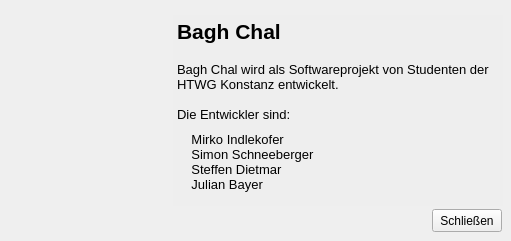
The window that BaghChal/BaghChal/infoWindow.ui (kaushaldeo/bagh-chal) describes before a commit, drawn with Qt 5.
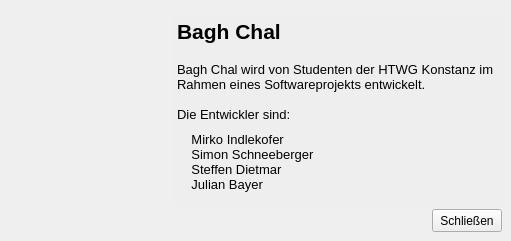
The same window after the commit. Icons and pictures are not drawn.

Commit message: Verbesserungen an helpWindow und infoWindow durchgenommen. Nur jeweils eine Instanz von helpWindow und infoWindow erlauben.

Diff of the .ui file:
```diff
--- a/BaghChal/BaghChal/infoWindow.ui
+++ b/BaghChal/BaghChal/infoWindow.ui
@@ -87,7 +87,7 @@
 &lt;/style&gt;&lt;/head&gt;&lt;body style=&quot; font-family:'MS Shell Dlg 2'; font-size:8.25pt; font-weight:400; font-style:normal;&quot;&gt;
 &lt;p style=&quot; margin-top:0px; margin-bottom:0px; margin-left:0px; margin-right:0px; -qt-block-indent:0; text-indent:0px;&quot;&gt;&lt;span style=&quot; font-size:16pt; font-weight:600;&quot;&gt;Bagh Chal&lt;/span&gt;&lt;/p&gt;
 &lt;p style=&quot;-qt-paragraph-type:empty; margin-top:0px; margin-bottom:0px; margin-left:0px; margin-right:0px; -qt-block-indent:0; text-indent:0px; font-size:11pt;&quot;&gt;&lt;/p&gt;
-&lt;p style=&quot; margin-top:0px; margin-bottom:0px; margin-left:0px; margin-right:0px; -qt-block-indent:0; text-indent:0px;&quot;&gt;&lt;span style=&quot; font-size:10pt;&quot;&gt;Bagh Chal wird als Softwareprojekt von Studenten der HTWG Konstanz entwickelt.&lt;/span&gt;&lt;/p&gt;
+&lt;p style=&quot; margin-top:0px; margin-bottom:0px; margin-left:0px; margin-right:0px; -qt-block-indent:0; text-indent:0px;&quot;&gt;&lt;span style=&quot; font-size:10pt;&quot;&gt;Bagh Chal wird von Studenten der HTWG Konstanz im Rahmen eines Softwareprojekts entwickelt.&lt;/span&gt;&lt;/p&gt;
 &lt;p style=&quot;-qt-paragraph-type:empty; margin-top:0px; margin-bottom:0px; margin-left:0px; margin-right:0px; -qt-block-indent:0; text-indent:0px; font-size:10pt;&quot;&gt;&lt;/p&gt;
 &lt;p style=&quot; margin-top:0px; margin-bottom:0px; margin-left:0px; margin-right:0px; -qt-block-indent:0; text-indent:0px;&quot;&gt;&lt;span style=&quot; font-size:10pt;&quot;&gt;Die Entwickler sind:&lt;/span&gt;&lt;/p&gt;
 &lt;p style=&quot; margin-top:0px; margin-bottom:0px; margin-left:0px; margin-right:0px; -qt-block-indent:0; text-indent:0px;&quot;&gt;&lt;span style=&quot; font-size:6pt;&quot;&gt; &lt;/span&gt;&lt;/p&gt;
```
The commit also changes 3 other files.
